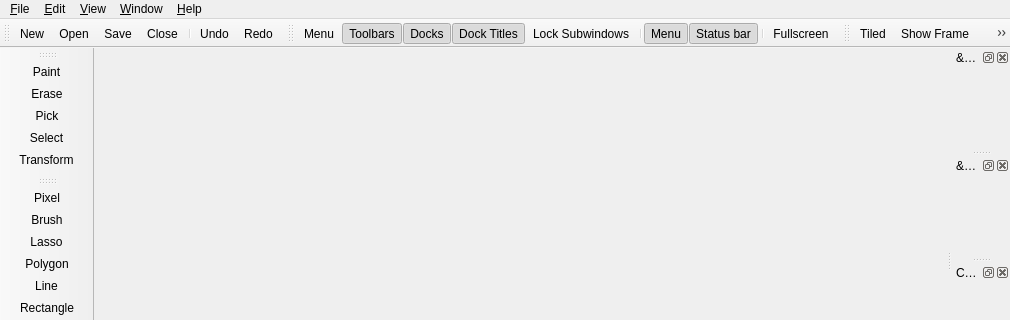
The window that mainwindow.ui (not-surt/SimPix) describes before a commit, drawn with Qt 5; both pictures show x 0 to 1010 and y 0 to 320 of the 1010 by 494 pixel window.
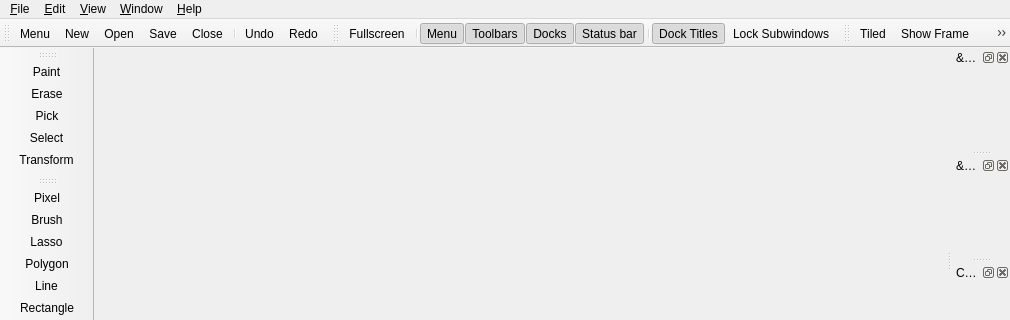
The same window after the commit. Icons and pictures are not drawn. Custom widgets are drawn as their Qt base class.

Diff of the .ui file:
```diff
--- a/mainwindow.ui
+++ b/mainwindow.ui
@@ -101,6 +101,7 @@
    <attribute name="toolBarBreak">
     <bool>false</bool>
    </attribute>
+   <addaction name="actionMenuMenu"/>
    <addaction name="actionNew"/>
    <addaction name="actionOpen"/>
    <addaction name="actionSave"/>
@@ -154,16 +155,15 @@
    <attribute name="toolBarBreak">
     <bool>false</bool>
    </attribute>
-   <addaction name="actionMenuMenu"/>
+   <addaction name="actionFullscreen"/>
+   <addaction name="separator"/>
+   <addaction name="actionMenu"/>
    <addaction name="actionToolbarsMenu"/>
    <addaction name="actionDocksMenu"/>
+   <addaction name="actionStatusBar"/>
+   <addaction name="separator"/>
    <addaction name="actionDockTitles"/>
    <addaction name="actionLockSubwindows"/>
-   <addaction name="separator"/>
-   <addaction name="actionMenu"/>
-   <addaction name="actionStatusBar"/>
-   <addaction name="separator"/>
-   <addaction name="actionFullscreen"/>
   </widget>
   <widget class="QDockWidget" name="colourContextDockWidget">
    <property name="windowTitle">
```
Left out of the diff: 32 changed lines with no effect on the pictures.
